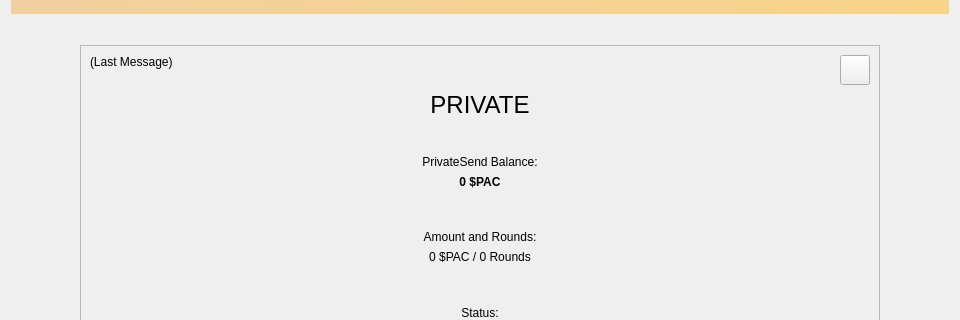
Old version of the form src/qt/forms/privatepage.ui in the repository PACCommunity/PAC; both pictures show x 0 to 960 and y 0 to 320 of the 960 by 551 pixel window.
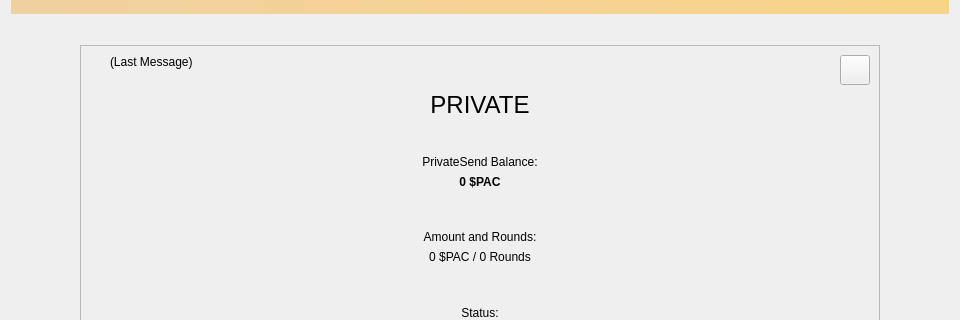
New version of the form. Icons and pictures are not drawn.

Commit message: margin on private page label

Diff of the .ui file:
```diff
--- a/src/qt/forms/privatepage.ui
+++ b/src/qt/forms/privatepage.ui
@@ -99,8 +99,30 @@
            <layout class="QVBoxLayout" name="verticalLayout_3">
             <item>
              <layout class="QHBoxLayout" name="horizontalLayout_5">
+              <item>
+               <spacer name="horizontalSpacer_7">
+                <property name="orientation">
+                 <enum>Qt::Horizontal</enum>
+                </property>
+                <property name="sizeType">
+                 <enum>QSizePolicy::Fixed</enum>
+                </property>
+                <property name="sizeHint" stdset="0">
+                 <size>
+                  <width>20</width>
+                  <height>0</height>
+                 </size>
+                </property>
+               </spacer>
+              </item>
               <item>
                <widget class="QLabel" name="labelPrivateSendLastMessage">
+                <property name="sizePolicy">
+                 <sizepolicy hsizetype="Expanding" vsizetype="Preferred">
+                  <horstretch>0</horstretch>
+                  <verstretch>0</verstretch>
+                 </sizepolicy>
+                </property>
                 <property name="text">
                  <string>(Last Message)</string>
                 </property>
```
